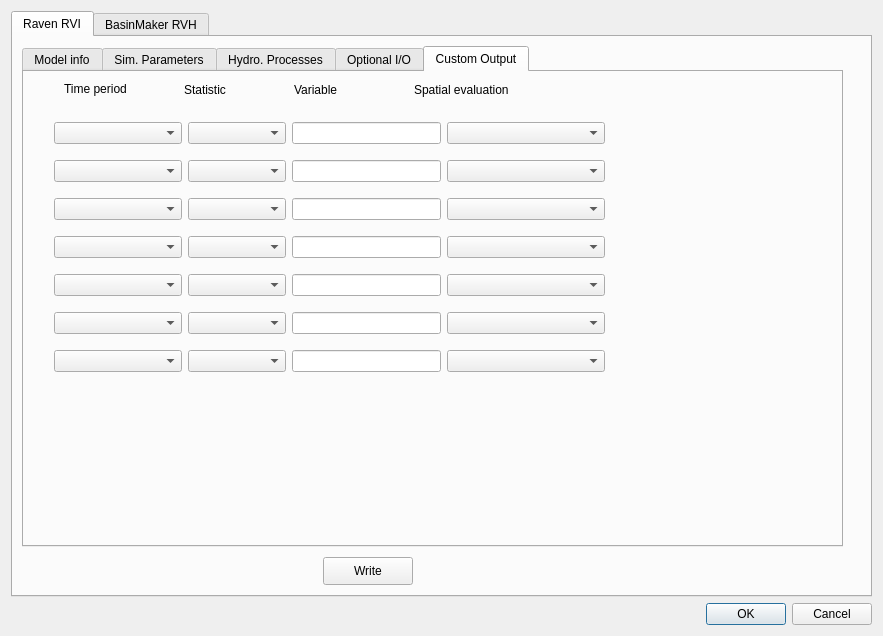
Above: qraven/qraven_dialog_base.ui from Scriptbash/QRaven before the change. Below: the same form after it.
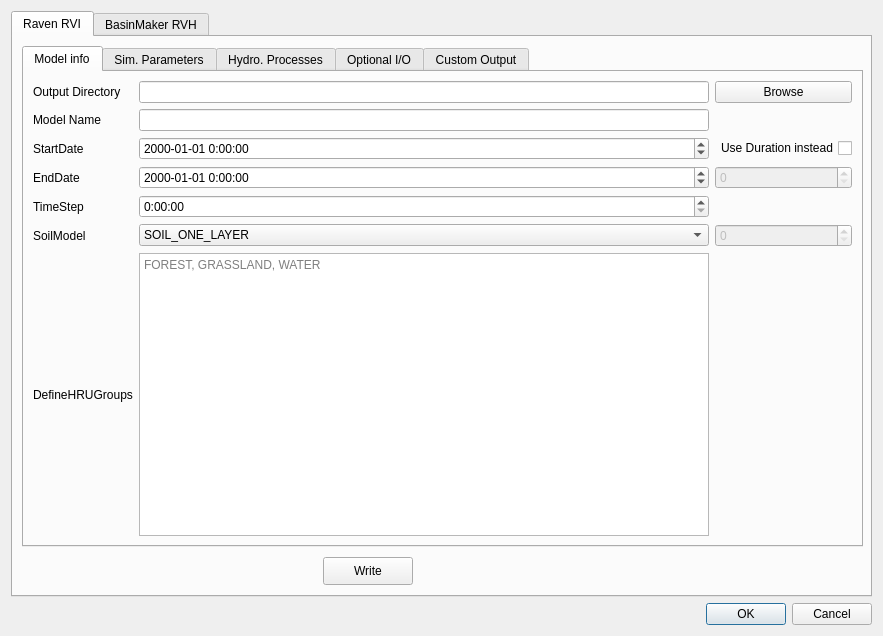
That is the form after the change. Custom widgets are drawn as their Qt base class.

Commit message: Fixed soil model value

What changed in the file:
```diff
--- a/qraven/qraven_dialog_base.ui
+++ b/qraven/qraven_dialog_base.ui
@@ -37,7 +37,7 @@
         <rect>
          <x>9</x>
          <y>9</y>
-         <width>821</width>
+         <width>841</width>
          <height>501</height>
         </rect>
        </property>
@@ -51,7 +51,7 @@
         <enum>QTabWidget::Rounded</enum>
        </property>
        <property name="currentIndex">
-        <number>4</number>
+        <number>0</number>
        </property>
        <widget class="QWidget" name="tabWidgetPage1">
         <attribute name="title">
@@ -93,7 +93,7 @@
           <widget class="QComboBox" name="combo_soilmod">
            <item>
             <property name="text">
-             <string>SOIL ONE_LAYER</string>
+             <string>SOIL_ONE_LAYER</string>
             </property>
            </item>
            <item>
```
The commit also changes 1 other file.
